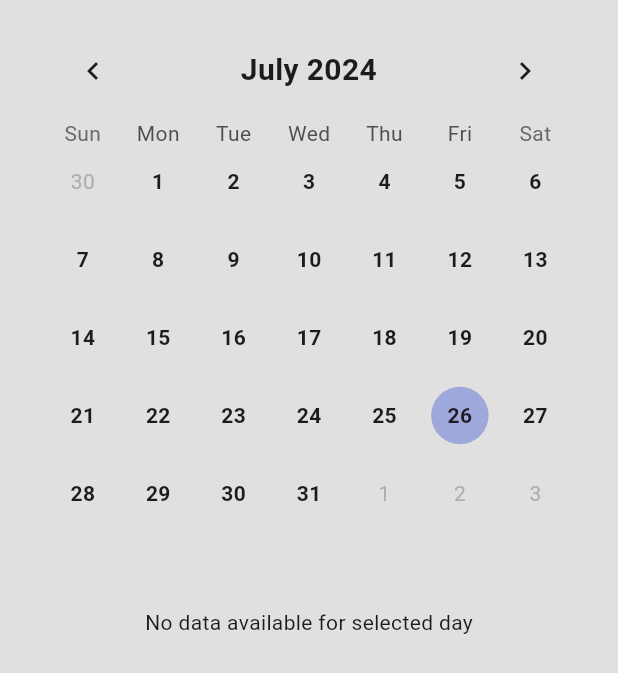
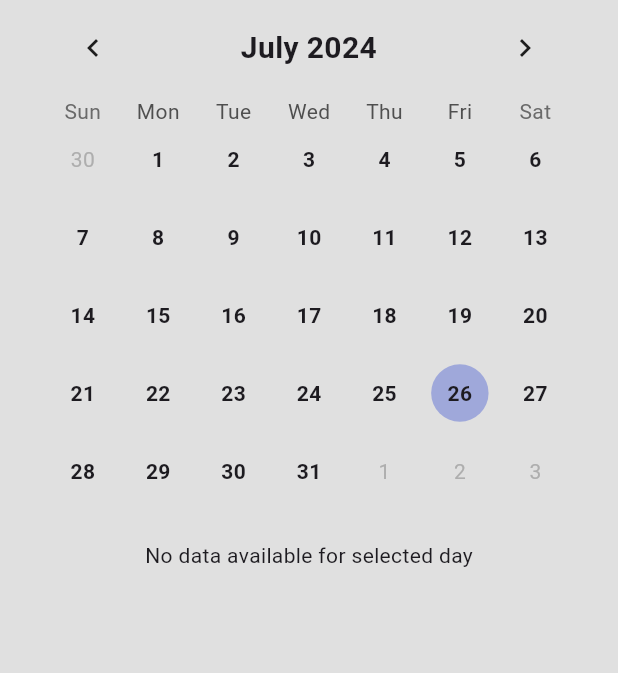
Before and after one commit to sqautboy/MyMacro, a Flutter app: the DatePage screen opened directly, on a phone screen of 412 x 824 dp. Shown: the top 673 px of the screen. Run offline on Flutter 3.47's test engine with Material 3 defaults, Android fonts, the phone set to English and light mode, and no system bars; drawn by our look-alikes of table_calendar; our stand-ins replace google_nav_bar, isar, percent_indicator; accounts and stored records are empty; generated files the repository leaves out were written again.

Commit message:
overflow fix

```diff
--- a/lib/components/bottom_modal_sheet.dart
+++ b/lib/components/bottom_modal_sheet.dart
@@ -1,3 +1,5 @@
+// ignore_for_file: avoid_print
+
 import 'package:flutter/material.dart';
 import 'package:intl/intl.dart';
 
@@ -71,9 +73,7 @@ class _BottomModalSheetState extends State<BottomModalSheet> {
               ),
             ],
           ),
-          const SizedBox(
-            height: 6,
-          ),
+          const Spacer(),
           _buildInputField('Calories', 'Kcal', caloriesController),
           _buildInputField('Carb', 'g', carbController),
           _buildInputField('Protein', 'g', proteinController),
--- a/lib/components/calendar.dart
+++ b/lib/components/calendar.dart
@@ -1,7 +1,8 @@
+import 'package:diet_macro/components/nutrition_tile.dart';
 import 'package:flutter/material.dart';
 import 'package:table_calendar/table_calendar.dart';
-import 'package:diet_macro/models/isar_service.dart'; // IsarService import added
-import 'package:diet_macro/models/isar_data.dart'; // DailyData import added
+import 'package:diet_macro/models/isar_service.dart';
+import 'package:diet_macro/models/isar_data.dart';
 
 class MyCalendar extends StatefulWidget {
   const MyCalendar({super.key});
@@ -13,17 +14,31 @@ class MyCalendar extends StatefulWidget {
 class _MyCalendarState extends State<MyCalendar> {
   DateTime _focusedDay = DateTime(DateTime.now().year, DateTime.now().month, DateTime.now().day).toLocal();
   DateTime? _selectedDay;
-  DailyData? _dailyData; // Stores DailyData for the selected date
+  DailyData? _dailyData;
+  TargetData? _targetData; // TargetData 추가
+
+  @override
+  void initState() {
+    super.initState();
+    _loadTargetData(); // TargetData 로드
+  }
+
+  // TargetData 로드 함수
+  Future<void> _loadTargetData() async {
+    _targetData = await IsarService().getTargetData();
+    setState(() {}); // UI 업데이트
+  }
 
   @override
   Widget build(BuildContext context) {
-    return Container(
-      padding: const EdgeInsets.symmetric(horizontal: 30, vertical: 15),
+    return Expanded(
+      child: Container(
+        padding: const EdgeInsets.symmetric(horizontal: 30),
         color: Colors.grey[300],
         child: Column(
           children: [
             TableCalendar(
-            // 캘린더 바디 스타일
+              // ... (캘린더 스타일 및 속성 설정)
               calendarStyle: const CalendarStyle(
                 defaultTextStyle: TextStyle(fontWeight: FontWeight.bold), // 기본 날짜 텍스트 굵게
                 weekendTextStyle: TextStyle(fontWeight: FontWeight.bold), // 주말 날짜 텍스트 굵게
@@ -53,23 +68,63 @@ class _MyCalendarState extends State<MyCalendar> {
                 });
 
                 _dailyData = await IsarService().getDailyDataByDate(_selectedDay!);
+                setState(() {}); // UI 업데이트
               },
             ),
-          const SizedBox(height: 50),
-          // Text(
-          //     'Selected Day: ${_selectedDay ?? DateTime(DateTime.now().year, DateTime.now().month, DateTime.now().day).toLocal()}'),
+            const SizedBox(height: 20),
 
             // 선택한 날짜의 DailyData 표시
-          if (_dailyData != null) ...[
-            // _dailyData가 null이 아닌 경우에만 표시
-            Text('Calories: ${_dailyData!.calories}'),
-            Text('Carb: ${_dailyData!.carb}'),
-            Text('Protein: ${_dailyData!.protein}'),
-            Text('Fat: ${_dailyData!.fat}'),
+            if (_dailyData == null) ...[
+              const Text('No data available for selected day'),
             ] else ...[
-            Text('No data available for selected day'),
+              Expanded(
+                child: SingleChildScrollView(
+                  physics: const BouncingScrollPhysics(),
+                  padding: EdgeInsets.symmetric(horizontal: 16),
+                  child: Column(
+                    children: [
+                      NutritionTile(
+                        dividerColor: Colors.red.shade600,
+                        nutrition: "Calories",
+                        status: '${_dailyData?.calories} / ${_targetData?.targetCalories ?? 0} kcal',
+                        percentage: (_targetData != null && _dailyData!.calories > 0)
+                            ? (_dailyData!.calories / _targetData!.targetCalories * 100).toInt()
+                            : 0,
+                      ),
+                      const SizedBox(height: 12),
+                      NutritionTile(
+                        dividerColor: Colors.green.shade600,
+                        nutrition: "Carb",
+                        status: '${_dailyData!.carb} / ${_targetData?.targetCarb ?? 0} g',
+                        percentage: (_targetData != null && _dailyData!.carb > 0)
+                            ? (_dailyData!.carb / _targetData!.targetCarb * 100).toInt()
+                            : 0,
+                      ),
+                      const SizedBox(height: 12),
+                      NutritionTile(
+                        dividerColor: Colors.blue.shade800,
+                        nutrition: "Protein",
+                        status: '${_dailyData!.protein} / ${_targetData?.targetProtein ?? 0} g',
+                        percentage: (_targetData != null && _dailyData!.protein > 0)
+                            ? (_dailyData!.protein / _targetData!.targetProtein * 100).toInt()
+                            : 0,
+                      ),
+                      const SizedBox(height: 12),
+                      NutritionTile(
+                        dividerColor: Colors.brown.shade600,
+                        nutrition: "Fat",
+                        status: '${_dailyData!.fat} / ${_targetData?.targetFat ?? 0} g',
+                        percentage: (_targetData != null && _dailyData!.fat > 0)
+                            ? (_dailyData!.fat / _targetData!.targetFat * 100).toInt()
+                            : 0,
+                      ),
+                    ],
+                  ),
+                ),
+              ),
             ],
           ],
+        ),
       ),
     );
   }
--- a/lib/components/drawer.dart
+++ b/lib/components/drawer.dart
@@ -33,7 +33,7 @@ class MyDrawer extends StatelessWidget {
               // other pages
               GestureDetector(
                 onTap: () async {
-                  final Uri _url = Uri.parse('http://github.com/squattlife/MyMacro');
+                  final Uri _url = Uri.parse('https://github.com/squattlife/MyMacro');
                   if (!await launchUrl(_url)) {
                     throw Exception('Could not launch $_url');
                   }
--- a/lib/pages/first_intro.dart
+++ b/lib/pages/first_intro.dart
@@ -120,7 +120,7 @@ class _FirstIntroState extends State<FirstIntro> {
                       }
                     : null,
                 style: ElevatedButton.styleFrom(
-                  backgroundColor: _isButtonEnabled ? Colors.grey[900] : Colors.green, // 버튼 색상 변경
+                  backgroundColor: _isButtonEnabled ? Colors.grey[900] : Colors.grey, // 버튼 색상 변경
                   padding: const EdgeInsets.all(25),
                   shape: RoundedRectangleBorder(
                     borderRadius: BorderRadius.circular(12),
--- a/lib/pages/main_page.dart
+++ b/lib/pages/main_page.dart
@@ -36,7 +36,7 @@ class _MainPageState extends State<MainPage> {
       ),
       appBar: AppBar(
         backgroundColor: Colors.transparent,
-        elevation: 0,
+        foregroundColor: Colors.transparent,
         leading: Builder(builder: (context) {
           return IconButton(
             icon: const Padding(
```
Also changed, not shown: lib/components/nutrition_tile.dart (added, +74 -0 lines), lib/pages/diet_page.dart (+26 -22 lines), lib/pages/second_intro.dart (+3 -4 lines), 2 other files. Lines whose indentation alone changed are shown as unchanged.
